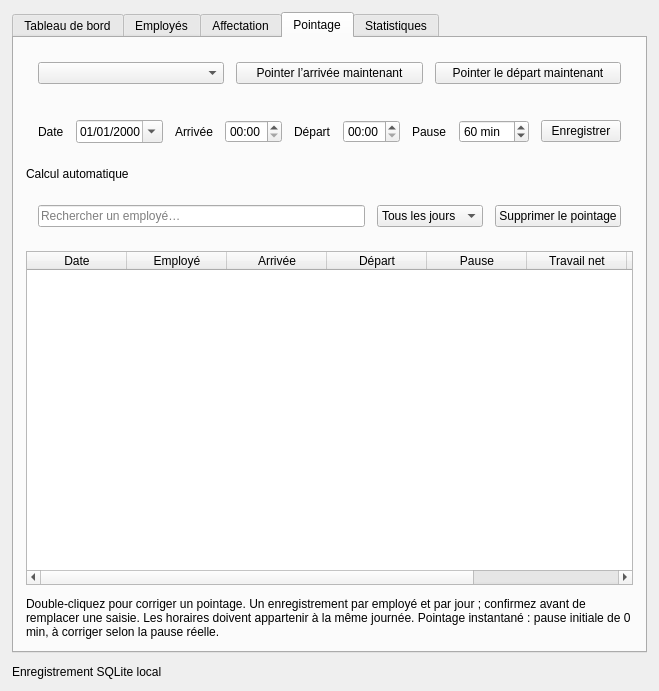
Old version of the form Crud/employees.ui in the repository Projet26-26CPP2A26/high-fashion-managment.
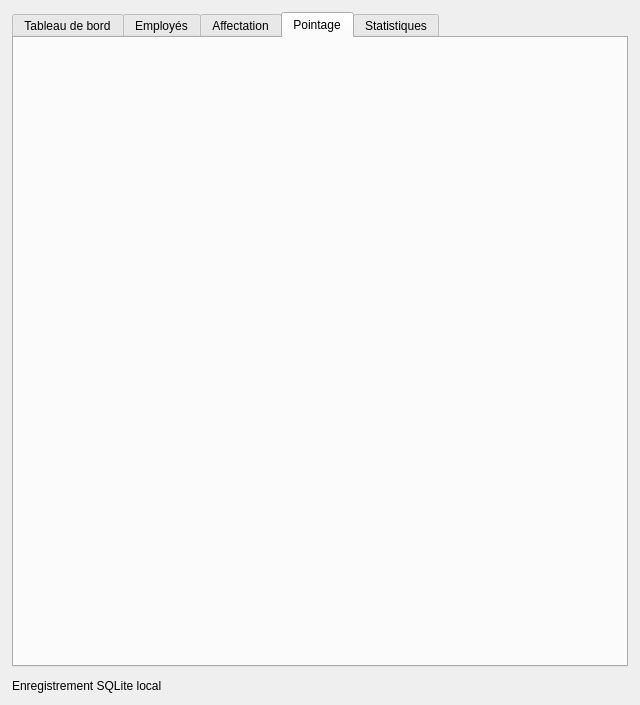
New version of the form. The open tabs and pages were chosen to show the change.

Commit message: Pointage en direct, titulaires des badges, acces refuses et polices

```diff
--- a/Crud/employees.ui
+++ b/Crud/employees.ui
@@ -1700,277 +1700,6 @@
               <property name="bottomMargin">
                 <number>12</number>
               </property>
-              <item>
-                <layout class="QHBoxLayout" name="instantAttendance">
-                  <property name="spacing">
-                    <number>12</number>
-                  </property>
-                  <property name="leftMargin">
-                    <number>12</number>
-                  </property>
-                  <property name="topMargin">
-                    <number>12</number>
-                  </property>
-                  <property name="rightMargin">
-                    <number>12</number>
-                  </property>
-                  <property name="bottomMargin">
-                    <number>12</number>
-                  </property>
-                  <item>
-                    <widget class="QComboBox" name="attendanceEmployee" />
-                  </item>
-                  <item>
-                    <widget class="QPushButton" name="clockInButton">
-                      <property name="text">
-                        <string>Pointer l’arrivée maintenant</string>
-                      </property>
-                      <property name="primary" stdset="0">
-                        <bool>true</bool>
-                      </property>
-                    </widget>
-                  </item>
-                  <item>
-                    <widget class="QPushButton" name="clockOutButton">
-                      <property name="text">
-                        <string>Pointer le départ maintenant</string>
-                      </property>
-                    </widget>
-                  </item>
-                </layout>
-              </item>
-              <item>
-                <layout class="QHBoxLayout" name="attendanceForm">
-                  <property name="spacing">
-                    <number>12</number>
-                  </property>
-                  <property name="leftMargin">
-                    <number>12</number>
-                  </property>
-                  <property name="topMargin">
-                    <number>12</number>
-                  </property>
-                  <property name="rightMargin">
-                    <number>12</number>
-                  </property>
-                  <property name="bottomMargin">
-                    <number>12</number>
-                  </property>
-                  <item>
-                    <widget class="QLabel" name="attendanceDateLabel">
-                      <property name="text">
-                        <string>Date</string>
-                      </property>
-                      <property name="wordWrap">
-                        <bool>true</bool>
-                      </property>
-                    </widget>
-                  </item>
-                  <item>
-                    <widget class="QDateEdit" name="attendanceDate">
-                      <property name="calendarPopup">
-                        <bool>true</bool>
-                      </property>
-                      <property name="displayFormat">
-                        <string>dd/MM/yyyy</string>
-                      </property>
-                    </widget>
-                  </item>
-                  <item>
-                    <widget class="QLabel" name="arrivalLabel">
-                      <property name="text">
-                        <string>Arrivée</string>
-                      </property>
-                      <property name="wordWrap">
-                        <bool>true</bool>
-                      </property>
-                    </widget>
-                  </item>
-                  <item>
-                    <widget class="QTimeEdit" name="attendanceArrival">
-                      <property name="displayFormat">
-                        <string>HH:mm</string>
-                      </property>
-                    </widget>
-                  </item>
-                  <item>
-                    <widget class="QLabel" name="departureLabel">
-                      <property name="text">
-                        <string>Départ</string>
-                      </property>
-                      <property name="wordWrap">
-                        <bool>true</bool>
-                      </property>
-                    </widget>
-                  </item>
-                  <item>
-                    <widget class="QTimeEdit" name="attendanceDeparture">
-                      <property name="displayFormat">
-                        <string>HH:mm</string>
-                      </property>
-                    </widget>
-                  </item>
-                  <item>
-                    <widget class="QLabel" name="pauseLabel">
-                      <property name="text">
-                        <string>Pause</string>
-                      </property>
-                      <property name="wordWrap">
-                        <bool>true</bool>
-                      </property>
-                    </widget>
-                  </item>
-                  <item>
-                    <widget class="QSpinBox" name="attendancePause">
-                      <property name="maximum">
-                        <number>240</number>
-                      </property>
-                      <property name="value">
-                        <number>60</number>
-                      </property>
-                      <property name="suffix">
-                        <string> min</string>
-                      </property>
-                    </widget>
-                  </item>
-                  <item>
-                    <widget class="QPushButton" name="saveAttendanceButton">
-                      <property name="text">
-                        <string>Enregistrer</string>
-                      </property>
-                      <property name="primary" stdset="0">
-                        <bool>true</bool>
-                      </property>
-                    </widget>
-                  </item>
-                </layout>
-              </item>
-              <item>
-                <widget class="QLabel" name="attendanceCalculation">
-                  <property name="text">
-                    <string>Calcul automatique</string>
-                  </property>
-                  <property name="wordWrap">
-                    <bool>true</bool>
-                  </property>
-                </widget>
-              </item>
-              <item>
-                <layout class="QHBoxLayout" name="attendanceFilters">
-                  <property name="spacing">
-                    <number>12</number>
-                  </property>
-                  <property name="leftMargin">
-                    <number>12</number>
-                  </property>
-                  <property name="topMargin">
-                    <number>12</number>
-                  </property>
-                  <property name="rightMargin">
-                    <number>12</number>
-                  </property>
-                  <property name="bottomMargin">
-                    <number>12</number>
-                  </property>
-                  <item>
-                    <widget class="QLineEdit" name="attendanceSearch">
-                      <property name="placeholderText">
-                        <string>Rechercher un employé…</string>
-                      </property>
-                      <property name="clearButtonEnabled">
-                        <bool>true</bool>
-                      </property>
-                    </widget>
-                  </item>
-                  <item>
-                    <widget class="QComboBox" name="attendanceDayFilter">
-                      <item>
-                        <property name="text">
-                          <string>Tous les jours</string>
-                        </property>
-                      </item>
-                      <item>
-                        <property name="text">
-                          <string>Aujourd’hui</string>
-                        </property>
-                      </item>
-                    </widget>
-                  </item>
-                  <item>
-                    <widget class="QPushButton" name="deleteAttendanceButton">
-                      <property name="text">
-                        <string>Supprimer le pointage</string>
-                      </property>
-                    </widget>
-                  </item>
-                </layout>
-              </item>
-              <item>
-                <widget class="QTableWidget" name="attendanceTable">
-                  <property name="editTriggers">
-                    <set>QAbstractItemView::NoEditTriggers</set>
-                  </property>
-                  <property name="selectionMode">
-                    <enum>QAbstractItemView::SingleSelection</enum>
-                  </property>
-                  <property name="selectionBehavior">
-                    <enum>QAbstractItemView::SelectRows</enum>
-                  </property>
-                  <property name="alternatingRowColors">
-                    <bool>true</bool>
-                  </property>
-                  <column>
-                    <property name="text">
-                      <string>Date</string>
-                    </property>
-                  </column>
-                  <column>
-                    <property name="text">
-                      <string>Employé</string>
-                    </property>
-                  </column>
-                  <column>
-                    <property name="text">
-                      <string>Arrivée</string>
-                    </property>
-                  </column>
-                  <column>
-                    <property name="text">
-                      <string>Départ</string>
-                    </property>
-                  </column>
-                  <column>
-                    <property name="text">
-                      <string>Pause</string>
-                    </property>
-                  </column>
-                  <column>
-                    <property name="text">
-                      <string>Travail net</string>
-                    </property>
-                  </column>
-                  <column>
-                    <property name="text">
-                      <string>Heures sup.</string>
-                    </property>
-                  </column>
-                  <column>
-                    <property name="text">
-                      <string>État</string>
-                    </property>
-                  </column>
-                </widget>
-              </item>
-              <item>
-                <widget class="QLabel" name="attendanceHelp">
-                  <property name="text">
-                    <string>Double-cliquez pour corriger un pointage. Un enregistrement par employé et par jour ; confirmez avant de remplacer une saisie. Les horaires doivent appartenir à la même journée. Pointage instantané : pause initiale de 0 min, à corriger selon la pause réelle.</string>
-                  </property>
-                  <property name="wordWrap">
-                    <bool>true</bool>
-                  </property>
-                </widget>
-              </item>
             </layout>
           </widget>
           <widget class="QWidget" name="employeeStatsPage">
```
The commit also changes 16 other files.
